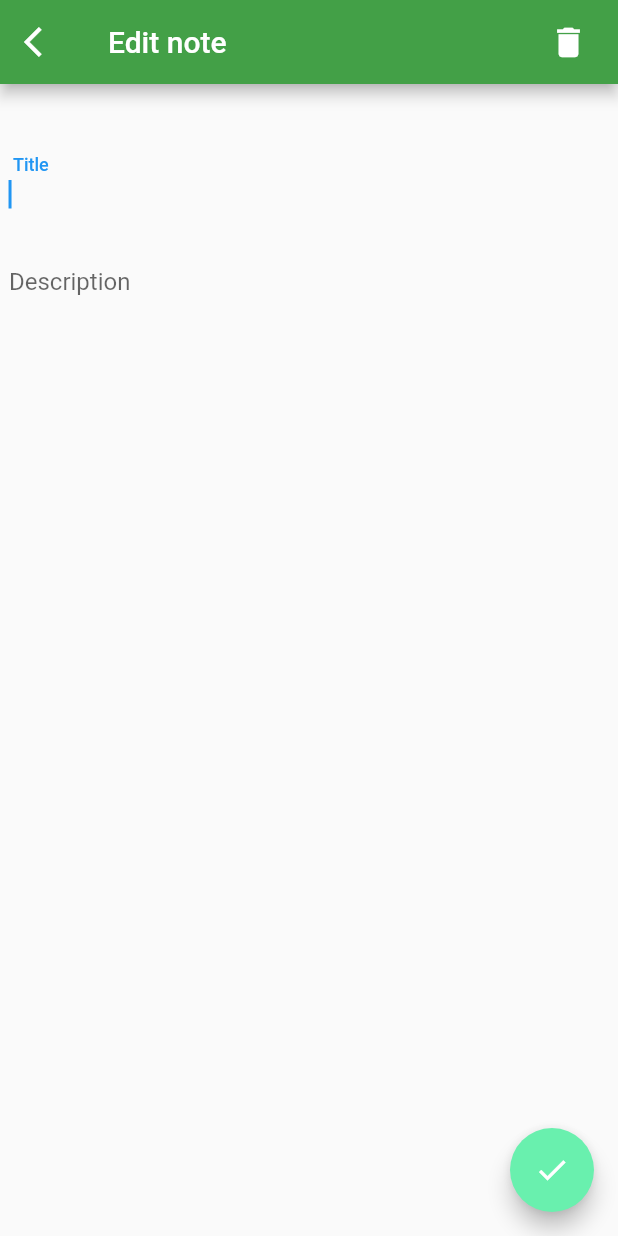
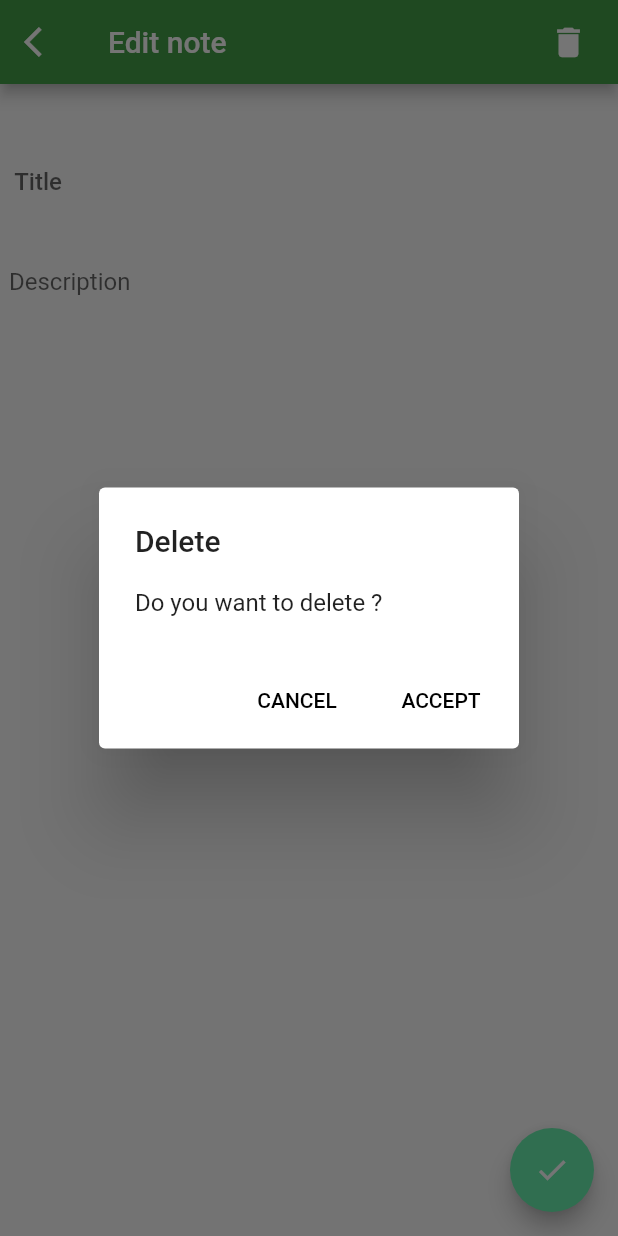
Before and after one commit to Cheikh22/Notes, a Flutter app: the EditNote screen opened directly with empty values, after a tap on the "delete" icon, on a phone screen of 412 x 824 dp. Run offline on Flutter 3.47's test engine with Material 2 defaults, Android fonts, the phone set to English and light mode, and no system bars; our stand-ins replace bloc, flutter_bloc, sqflite; accounts and stored records are empty.

Commit message:
delete with alertDialog

```diff
--- a/notes/lib/presentation/screens/edit_note_screen.dart
+++ b/notes/lib/presentation/screens/edit_note_screen.dart
@@ -36,10 +36,36 @@ class EditNote extends StatelessWidget {
             padding: EdgeInsets.only(right: 20.0),
             child: GestureDetector(
               onTap: () {
-                BlocProvider.of<EditNoteCubit>(context)
-                    .deleteNote(idController);
-                Navigator.pushNamedAndRemoveUntil(
-                    context, HOME_ROUTE, (route) => false);
+                showDialog(
+                  context: context,
+                  builder: (BuildContext contextAlert) => AlertDialog(
+                    title:
+                        Text('Delete'), // To display the title it is optional
+                    content: Text(
+                        'Do you want to delete ?'), // Message which will be pop up on the screen
+                    // Action widget which will provide the user to acknowledge the choice
+                    actions: [
+                      FlatButton(
+                        // FlatButton widget is used to make a text to work like a button
+                        textColor: Colors.black,
+                        onPressed: () {
+                          Navigator.pop(context);
+                        }, // function used to perform after pressing the button
+                        child: Text('CANCEL'),
+                      ),
+                      FlatButton(
+                        textColor: Colors.black,
+                        onPressed: () {
+                          BlocProvider.of<EditNoteCubit>(context)
+                              .deleteNote(idController);
+                          Navigator.pushNamedAndRemoveUntil(
+                              context, HOME_ROUTE, (route) => false);
+                        },
+                        child: Text('ACCEPT'),
+                      ),
+                    ],
+                  ),
+                );
               },
               child: Icon(
                 Icons.delete,
@@ -113,13 +139,6 @@ class EditNote extends StatelessWidget {
     );
   }
 
-  String dateformatter() {
-    var date = DateTime.now();
-    var formatter = DateFormat('dd-MM-yyyy HH:mm');
-    String formattedDate = formatter.format(date);
-    return formattedDate;
-  }
-
   _onEditNote(context) {
     var form = _formKey.currentState;
     if (form!.validate()) {
@@ -138,4 +157,11 @@ class EditNote extends StatelessWidget {
       Navigator.pushNamedAndRemoveUntil(context, HOME_ROUTE, (route) => false);
     }
   }
+
+  String dateformatter() {
+    var date = DateTime.now();
+    var formatter = DateFormat('dd-MM-yyyy HH:mm');
+    String formattedDate = formatter.format(date);
+    return formattedDate;
+  }
 }
```
